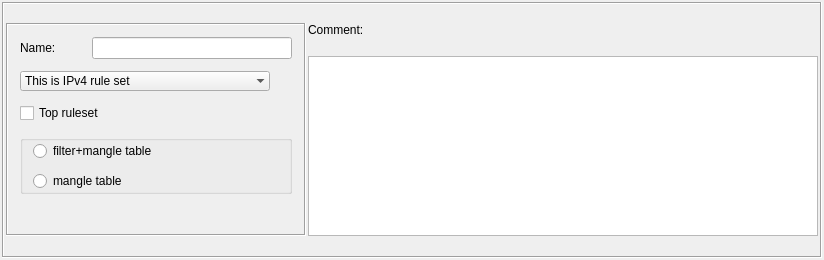
Before: the Qt Designer form src/gui/rulesetdialog_q.ui in fwbuilder/fwbuilder, drawn with Qt 5.
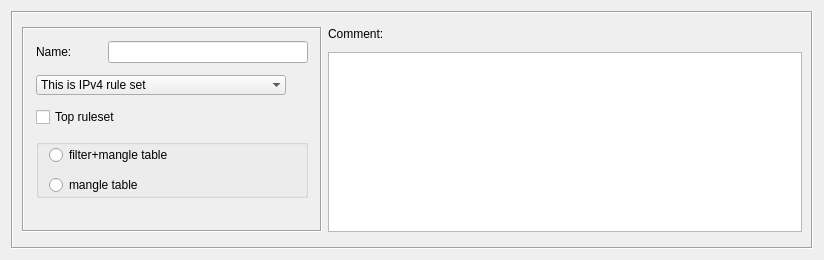
After: the same form once the commit is applied.

Commit message: See #501 Finally cleaned up dialog layout for all object dialogs. Had to remove default margin and spacing in the "form setting" for each dialog

The edit to the form file:
```diff
--- a/src/gui/rulesetdialog_q.ui
+++ b/src/gui/rulesetdialog_q.ui
@@ -267,7 +267,6 @@
    </item>
   </layout>
  </widget>
- <layoutdefault spacing="2" margin="2" />
  <tabstops>
   <tabstop>obj_name</tabstop>
   <tabstop>comment</tabstop>
```
Left out of the diff: 1 changed line with no effect on the pictures. The commit also changes 30 other files.
